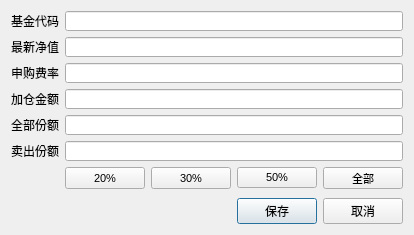
Before: the Qt Designer form ui/fundDealDialog.ui in xuzhonglin/FundView, drawn with Qt 5.
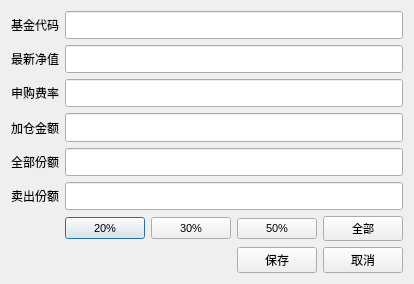
After: the same form once the commit is applied.

```diff
--- a/ui/fundDealDialog.ui
+++ b/ui/fundDealDialog.ui
@@ -6,22 +6,15 @@
    <rect>
     <x>0</x>
     <y>0</y>
-    <width>394</width>
-    <height>235</height>
+    <width>381</width>
+    <height>284</height>
    </rect>
   </property>
   <property name="windowTitle">
    <string>Dialog</string>
   </property>
   <layout class="QGridLayout" name="gridLayout">
-   <item row="2" column="2">
-    <widget class="QPushButton" name="saveBtn">
-     <property name="text">
-      <string>保存</string>
-     </property>
-    </widget>
-   </item>
-   <item row="0" column="0" colspan="4">
+   <item row="0" column="0" colspan="3">
     <layout class="QFormLayout" name="formLayout">
      <item row="0" column="0">
       <widget class="QLabel" name="fundCodeLabel">
@@ -139,6 +132,29 @@
        </property>
       </widget>
      </item>
+     <item row="4" column="0">
+      <widget class="QLabel" name="allUnitsLabel">
+       <property name="text">
+        <string>全部份额</string>
+       </property>
+      </widget>
+     </item>
+     <item row="4" column="1">
+      <widget class="QLineEdit" name="allUnitsTxt">
+       <property name="sizePolicy">
+        <sizepolicy hsizetype="Expanding" vsizetype="Expanding">
+         <horstretch>0</horstretch>
+         <verstretch>0</verstretch>
+        </sizepolicy>
+       </property>
+       <property name="minimumSize">
+        <size>
+         <width>250</width>
+         <height>20</height>
+        </size>
+       </property>
+      </widget>
+     </item>
      <item row="5" column="0">
       <widget class="QLabel" name="saleUnitsLabel">
        <property name="text">
@@ -268,26 +284,23 @@
        </item>
       </layout>
      </item>
-     <item row="4" column="0">
-      <widget class="QLabel" name="allUnitsLabel">
-       <property name="text">
-        <string>全部份额</string>
-       </property>
-      </widget>
-     </item>
-     <item row="4" column="1">
-      <widget class="QLineEdit" name="allUnitsTxt">
-       <property name="minimumSize">
-        <size>
-         <width>0</width>
-         <height>20</height>
-        </size>
-       </property>
-      </widget>
-     </item>
     </layout>
    </item>
-   <item row="2" column="0">
+   <item row="1" column="2">
+    <widget class="QPushButton" name="cancelBtn">
+     <property name="text">
+      <string>取消</string>
+     </property>
+    </widget>
+   </item>
+   <item row="1" column="1">
+    <widget class="QPushButton" name="saveBtn">
+     <property name="text">
+      <string>保存</string>
+     </property>
+    </widget>
+   </item>
+   <item row="1" column="0">
     <spacer name="horizontalSpacer">
      <property name="orientation">
       <enum>Qt::Horizontal</enum>
@@ -300,26 +313,6 @@
      </property>
     </spacer>
    </item>
-   <item row="2" column="3">
-    <widget class="QPushButton" name="cancelBtn">
-     <property name="text">
-      <string>取消</string>
-     </property>
-    </widget>
-   </item>
-   <item row="1" column="0" colspan="4">
-    <spacer name="verticalSpacer">
-     <property name="orientation">
-      <enum>Qt::Vertical</enum>
-     </property>
-     <property name="sizeHint" stdset="0">
-      <size>
-       <width>20</width>
-       <height>40</height>
-      </size>
-     </property>
-    </spacer>
-   </item>
   </layout>
  </widget>
  <resources/>
```
